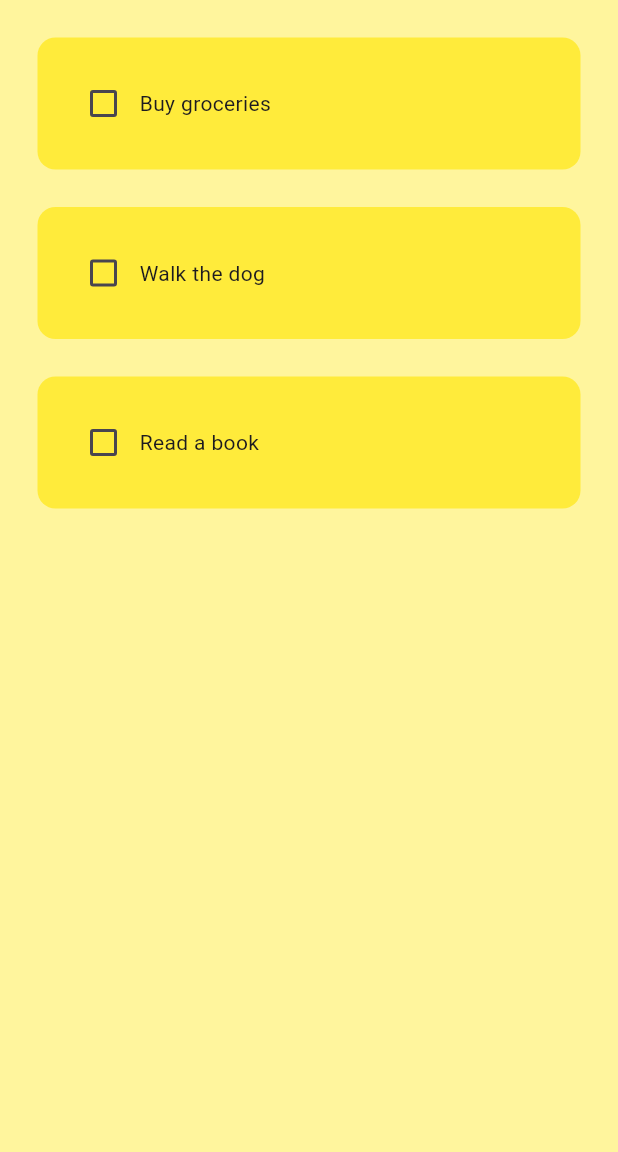
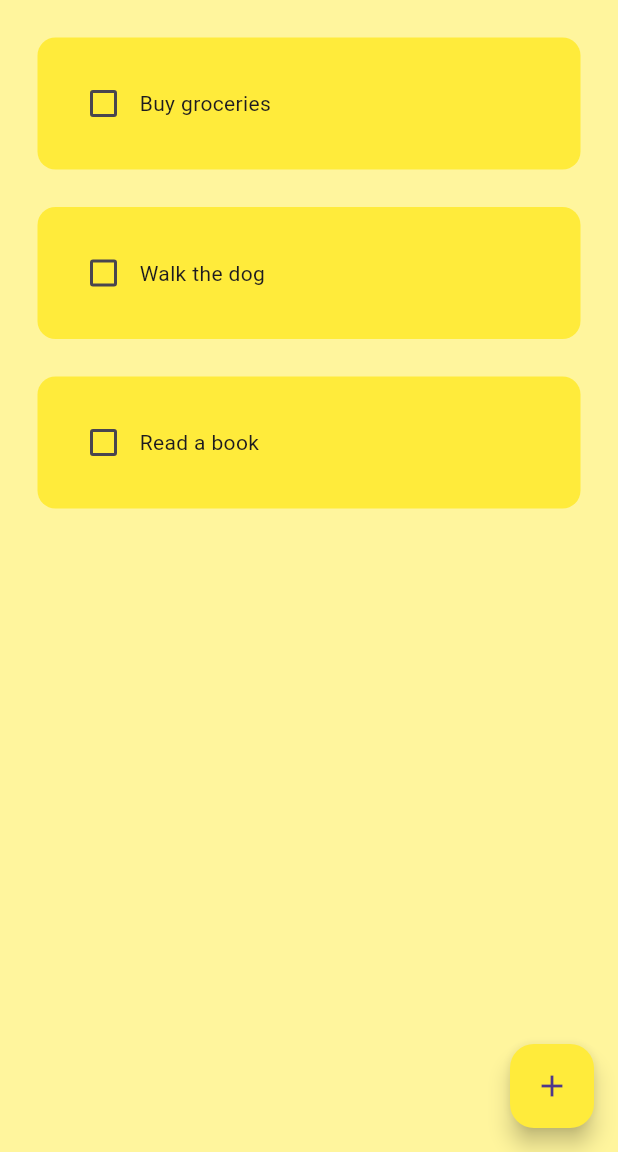
Before and after one commit to darrenak403/todo_app, a Flutter app: the screen it shows after launch, on a phone screen of 412 x 824 dp, the part 84-1236 px from its top. Run offline on Flutter 3.47's test engine with Material 3 defaults, Android fonts, the phone set to English and light mode, and no system bars.

Commit message:
feat(home): add floating action button for new tasks
Changes:
- Implement floating action button in HomePage
- Link button to createNewTask function
- Update background color of HomePage

feat(todo_tile): style task name based on completion status

Changes:
- Add text decoration to task name in ToDoTile
- Apply line-through style for completed tasks

```diff
--- a/lib/main.dart
+++ b/lib/main.dart
@@ -16,6 +16,9 @@ class MyApp extends StatelessWidget {
       theme: ThemeData(
         primarySwatch: Colors.yellow,
         appBarTheme: AppBarTheme(backgroundColor: Colors.yellow),
+        floatingActionButtonTheme: FloatingActionButtonThemeData(
+          backgroundColor: Colors.yellow,
+        ),
       ),
     );
   }
--- a/lib/pages/home_page.dart
+++ b/lib/pages/home_page.dart
@@ -22,11 +22,24 @@ class _HomePageState extends State<HomePage> {
     });
   }
 
+  void createNewTask() {
+    showDialog(
+      context: context,
+      builder: (context) {
+        return AlertDialog();
+      },
+    );
+  }
+
   @override
   Widget build(BuildContext context) {
     return Scaffold(
       backgroundColor: Colors.yellow[200],
       appBar: AppBar(title: Text('Todo App'), elevation: 0),
+      floatingActionButton: FloatingActionButton(
+        onPressed: createNewTask,
+        child: Icon(Icons.add),
+      ),
       body: ListView.builder(
         itemCount: toDoList.length,
         itemBuilder: (context, index) {
--- a/lib/util/todo_tile.dart
+++ b/lib/util/todo_tile.dart
@@ -31,7 +31,14 @@ class ToDoTile extends StatelessWidget {
               activeColor: Colors.black,
             ),
             //task name
-            Text(taskName),
+            Text(
+              taskName,
+              style: TextStyle(
+                decoration: taskCompleted
+                    ? TextDecoration.lineThrough
+                    : TextDecoration.none,
+              ),
+            ),
           ],
         ),
       ),
```
